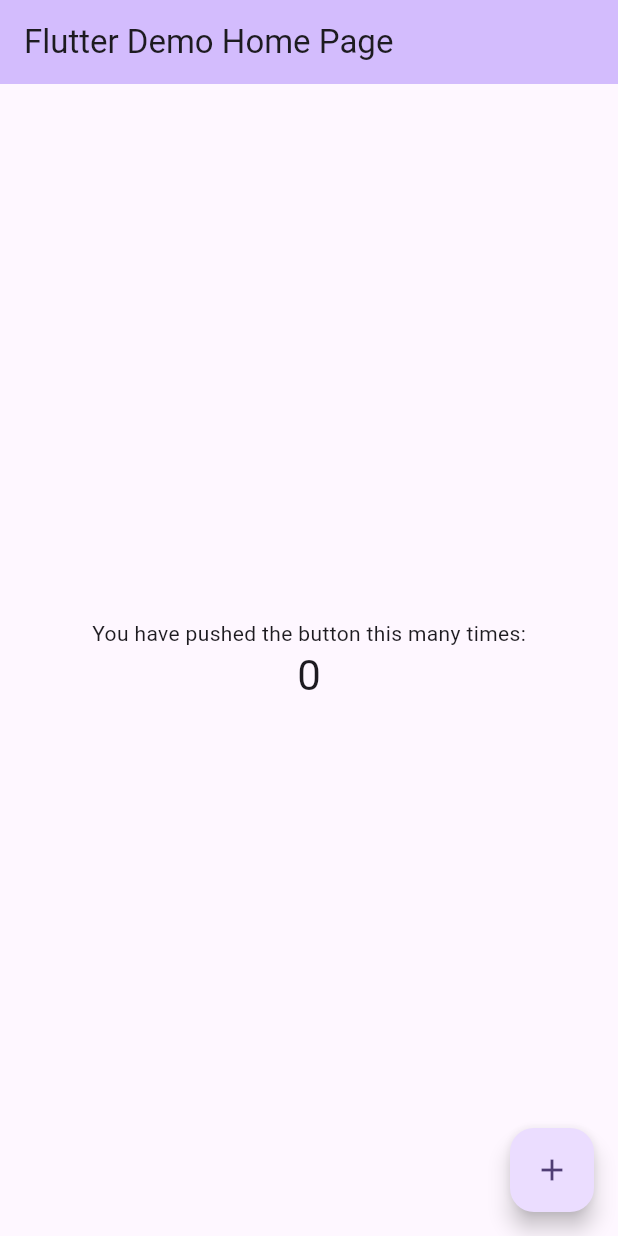
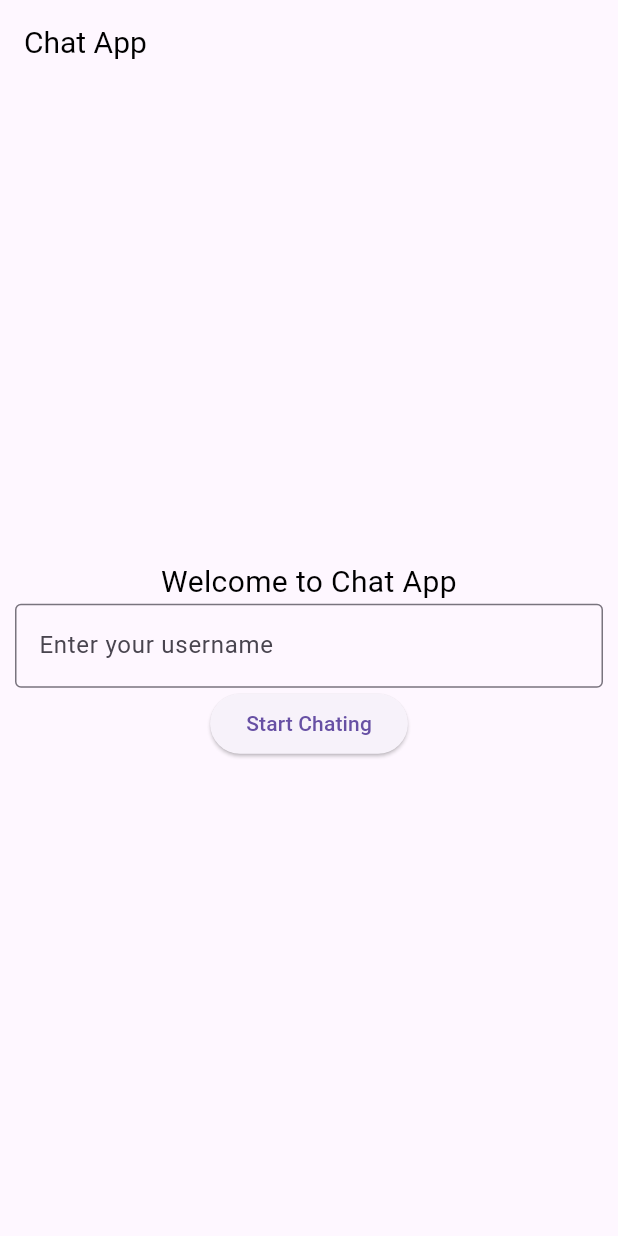
Before and after one commit to SadhakKumar/chatapp, a Flutter app: the screen it shows after launch, on a phone screen of 412 x 824 dp. Run offline on Flutter 3.47's test engine with Material 3 defaults, Android fonts, the phone set to English and light mode, and no system bars; our stand-ins replace socket_io_client; missing offline and left inert: dart:html.

Commit message:
added some frontend for the chat application

```diff
--- a/client/chat/lib/main.dart
+++ b/client/chat/lib/main.dart
@@ -1,4 +1,7 @@
+import 'package:chat/providers/user.dart';
+import 'package:chat/screens/onBoarding.dart';
 import 'package:flutter/material.dart';
+import 'package:provider/provider.dart';
 
 void main() {
   runApp(const MyApp());
@@ -12,57 +15,16 @@ class MyApp extends StatelessWidget {
     return MaterialApp(
       title: 'Flutter Demo',
       theme: ThemeData(
-        colorScheme: ColorScheme.fromSeed(seedColor: Colors.deepPurple),
-        useMaterial3: true,
+        primarySwatch: Colors.blue,
       ),
-      home: const MyHomePage(title: 'Flutter Demo Home Page'),
-    );
-  }
-}
-
-class MyHomePage extends StatefulWidget {
-  const MyHomePage({super.key, required this.title});
-
-  final String title;
-
-  @override
-  State<MyHomePage> createState() => _MyHomePageState();
-}
-
-class _MyHomePageState extends State<MyHomePage> {
-  int _counter = 0;
-
-  void _incrementCounter() {
-    setState(() {
-      _counter++;
-    });
-  }
-
-  @override
-  Widget build(BuildContext context) {
-    return Scaffold(
-      appBar: AppBar(
-        backgroundColor: Theme.of(context).colorScheme.inversePrimary,
-        title: Text(widget.title),
-      ),
-      body: Center(
-        child: Column(
-          mainAxisAlignment: MainAxisAlignment.center,
-          children: <Widget>[
-            const Text(
-              'You have pushed the button this many times:',
-            ),
-            Text(
-              '$_counter',
-              style: Theme.of(context).textTheme.headlineMedium,
-            ),
-          ],
+      home: MultiProvider(
+        providers: [
+          ChangeNotifierProvider(create: (context) => UserProvider()),
+        ],
+        child: const MaterialApp(
+          title: 'Chat App',
+          home: const onBoarding(),
         ),
-      ),
-      floatingActionButton: FloatingActionButton(
-        onPressed: _incrementCounter,
-        tooltip: 'Increment',
-        child: const Icon(Icons.add),
       ),
     );
   }
--- /dev/null
+++ b/client/chat/lib/model/message.dart
@@ -0,0 +1,22 @@
+class Message {
+  String? message;
+  String? sender;
+  String? receiver;
+  String? time;
+  Message({this.message, this.sender, this.receiver, this.time});
+  Map<String, dynamic> toMap() {
+    return {
+      'message': message,
+      'sender': sender,
+      'receiver': receiver,
+      'time': time,
+    };
+  }
+
+  Message.fromMap(Map<String, dynamic> map) {
+    message = map['message'];
+    sender = map['sender'];
+    receiver = map['receiver'];
+    time = map['time'];
+  }
+}
--- /dev/null
+++ b/client/chat/lib/providers/chatting.dart
@@ -0,0 +1,13 @@
+import 'package:chat/model/message.dart';
+import 'package:flutter/cupertino.dart';
+
+class ChatProvider extends ChangeNotifier {
+  List<Message> _messages = [];
+
+  List<Message> get messages => _messages;
+
+  void addMessage(Message message) {
+    _messages.add(message);
+    notifyListeners();
+  }
+}
--- /dev/null
+++ b/client/chat/lib/providers/user.dart
@@ -0,0 +1,12 @@
+import 'package:flutter/material.dart';
+
+class UserProvider extends ChangeNotifier {
+  String _username = '';
+
+  String get username => _username;
+
+  void setUsername(String username) {
+    _username = username;
+    notifyListeners();
+  }
+}
--- /dev/null
+++ b/client/chat/lib/screens/onBoarding.dart
@@ -0,0 +1,87 @@
+import 'package:flutter/material.dart';
+import 'package:provider/provider.dart';
+import 'package:chat/providers/user.dart';
+import 'package:chat/screens/chatRoom.dart';
+import 'package:chat/providers/chatting.dart';
+
+class onBoarding extends StatefulWidget {
+  const onBoarding({super.key});
+
+  @override
+  State<onBoarding> createState() => _onBoardingState();
+}
+
+class _onBoardingState extends State<onBoarding> {
+  final TextEditingController _usernameController = TextEditingController();
+
+  _login() {
+    final provider = Provider.of<UserProvider>(context, listen: false);
+    if (_usernameController.text.trim().isNotEmpty) {
+      provider.setUsername(_usernameController.text);
+      Navigator.push(
+          context,
+          MaterialPageRoute(
+              builder: (context) => ChangeNotifierProvider(
+                    create: (context) => ChatProvider(),
+                    child: const chatRoom(),
+                  )));
+    } else {
+      showDialog(
+          context: context,
+          builder: (context) {
+            return AlertDialog(
+              title: const Text('Error'),
+              content: const Text('Please enter a username'),
+              actions: <Widget>[
+                TextButton(
+                    onPressed: () {
+                      Navigator.of(context).pop();
+                    },
+                    child: const Text('Close'))
+              ],
+            );
+          });
+    }
+  }
+
+  @override
+  Widget build(BuildContext context) {
+    return Scaffold(
+      appBar: AppBar(
+        title: const Text('Chat App',
+            textAlign: TextAlign.center,
+            style: TextStyle(
+              color: Color.fromARGB(255, 0, 0, 0),
+              fontSize: 20.0,
+            )),
+      ),
+      body: Padding(
+        padding: const EdgeInsets.all(10.0),
+        child: Center(
+          child: Column(
+            mainAxisAlignment: MainAxisAlignment.center,
+            children: <Widget>[
+              const Text(
+                'Welcome to Chat App',
+                textAlign: TextAlign.center,
+                style: TextStyle(
+                  color: Color.fromARGB(255, 0, 0, 0),
+                  fontSize: 20.0,
+                ),
+              ),
+              TextField(
+                controller: _usernameController,
+                decoration: InputDecoration(
+                  border: OutlineInputBorder(),
+                  labelText: 'Enter your username',
+                ),
+              ),
+              ElevatedButton(
+                  onPressed: _login, child: const Text('Start Chating'))
+            ],
+          ),
+        ),
+      ),
+    );
+  }
+}
--- a/client/chat/pubspec.yaml
+++ b/client/chat/pubspec.yaml
@@ -35,6 +35,8 @@ dependencies:
   # The following adds the Cupertino Icons font to your application.
   # Use with the CupertinoIcons class for iOS style icons.
   cupertino_icons: ^1.0.6
+  provider: ^6.1.2
+  socket_io_client: ^2.0.3+1
 
 dev_dependencies:
   flutter_test:
```
Also changed, not shown: client/chat/lib/screens/chatRoom.dart (added, +142 -0 lines), client/chat/pubspec.lock, 5 other files.
